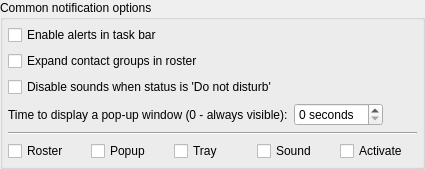
Before: the Qt Designer form src/plugins/notifications/optionswidget.ui in vacuum-im/vacuum-im, drawn with Qt 5.
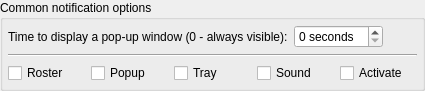
After: the same form once the commit is applied.

```diff
--- a/src/plugins/notifications/optionswidget.ui
+++ b/src/plugins/notifications/optionswidget.ui
@@ -7,7 +7,7 @@
     <x>0</x>
     <y>0</y>
     <width>425</width>
-    <height>150</height>
+    <height>81</height>
    </rect>
   </property>
   <layout class="QVBoxLayout" name="verticalLayout_2">
@@ -23,27 +23,6 @@
       <property name="margin">
        <number>5</number>
       </property>
-      <item>
-       <widget class="QCheckBox" name="chbEnableAlerts">
-        <property name="text">
-         <string>Enable alerts in task bar</string>
-        </property>
-       </widget>
-      </item>
-      <item>
-       <widget class="QCheckBox" name="chbExpandRosterGroups">
-        <property name="text">
-         <string>Expand contact groups in roster</string>
-        </property>
-       </widget>
-      </item>
-      <item>
-       <widget class="QCheckBox" name="chbDisableSoundsWhenDND">
-        <property name="text">
-         <string>Disable sounds when status is 'Do not disturb'</string>
-        </property>
-       </widget>
-      </item>
       <item>
        <layout class="QHBoxLayout" name="horizontalLayout_2">
         <item>
```
